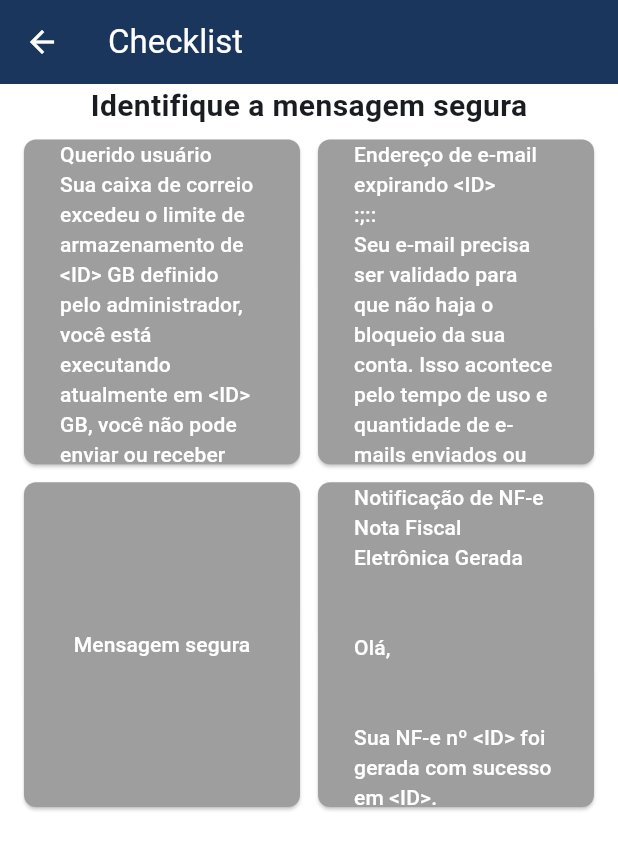
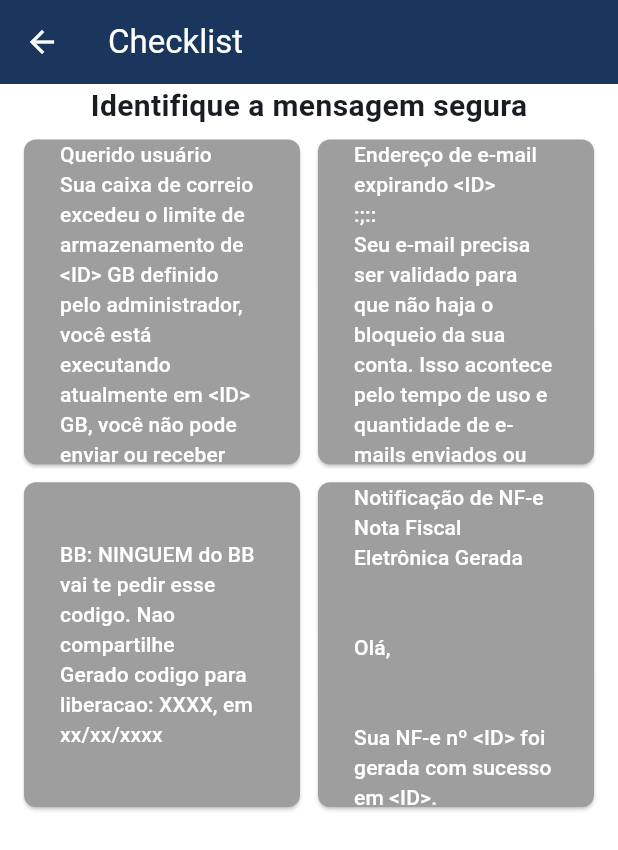
Before and after one commit to matheusclemente/protetor_digital_prototipo, a Flutter app: the ChecklistScreen screen opened directly, after a tap on an icon or button, on a phone screen of 412 x 824 dp. Shown: the top 850 px of the screen. Run offline on Flutter 3.47's test engine with Material 3 defaults, Android fonts, the light colour scheme and no system bars; our stand-ins replace introduction_screen.

```diff
--- a/lib/features/checklists/checklist_screen.dart
+++ b/lib/features/checklists/checklist_screen.dart
@@ -11,7 +11,7 @@ class ChecklistScreen extends StatelessWidget {
       ),
       body: Center(
         child: ListView.separated(
-          itemCount: 6,
+          itemCount: 1,
           itemBuilder: (BuildContext context, int index) {
             return ListTile(
               title: Text("Checklist $index"),
--- a/lib/features/checklists/models/safe_message_checklist.dart
+++ b/lib/features/checklists/models/safe_message_checklist.dart
@@ -35,7 +35,8 @@ class _SafeMessageChecklistScreenState
         'VALIDE seu WEBMAIL'
       ],
       [
-        'Mensagem segura',
+        'BB: NINGUEM do BB vai te pedir esse codigo. Nao compartilhe',
+        'Gerado codigo para liberacao: XXXX, em xx/xx/xxxx'
       ],
       [
         'Notificação de NF-e',
```
